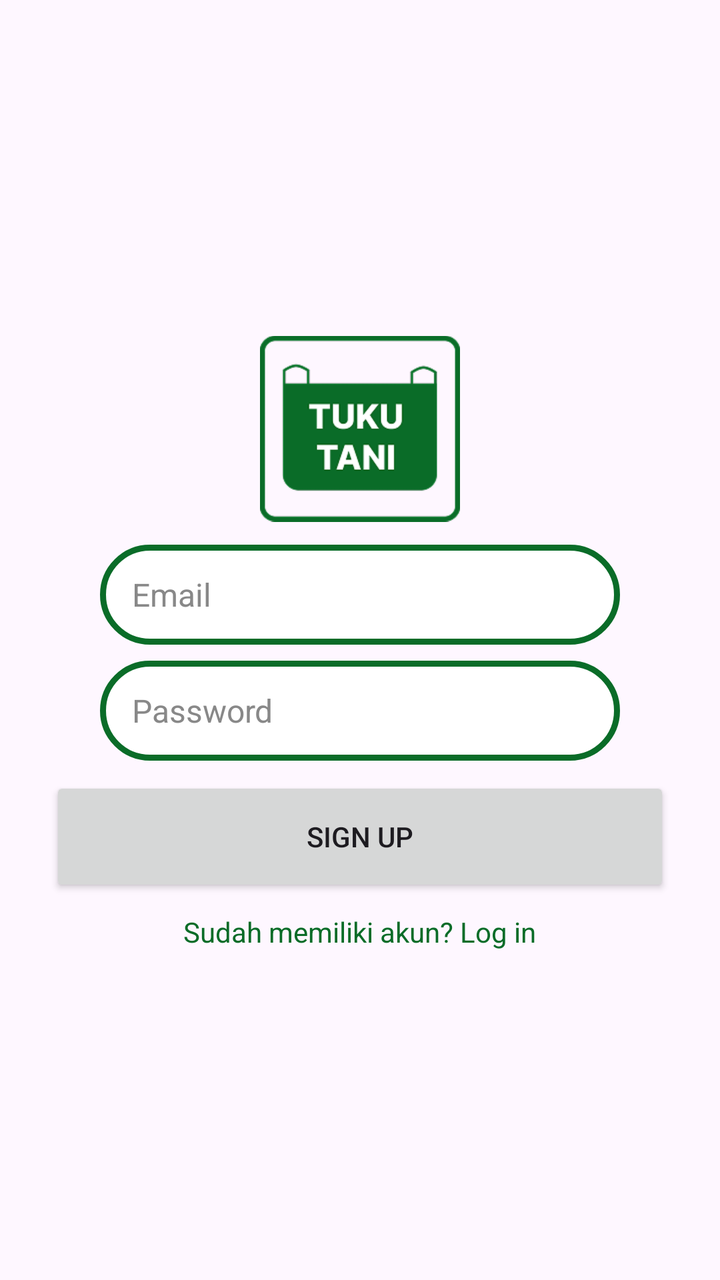
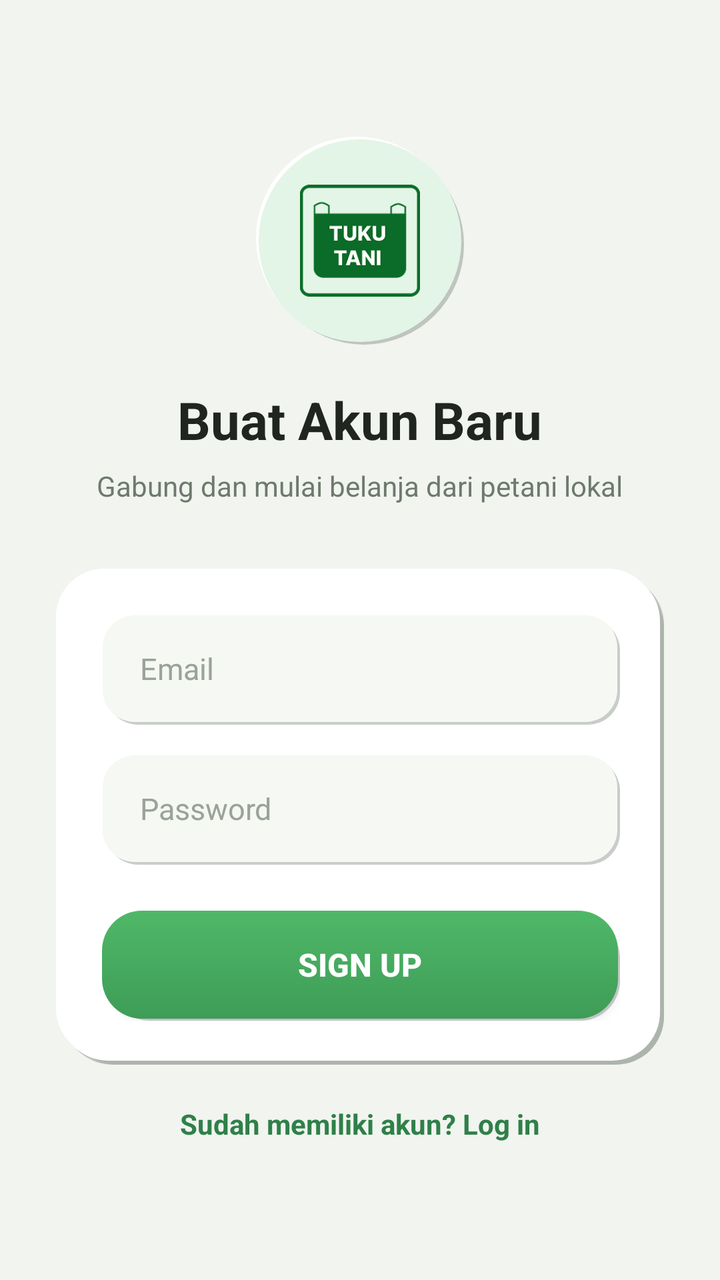

Two renders of the same Android screen: before a commit and after it. Below are the layout's source before the change and the commit's diff.
<!-- AndroidManifest.xml: application theme Theme.Pasarprojectbootcamp -->
<!-- res/layout/activity_signup.xml -->
<?xml version="1.0" encoding="utf-8"?>
<LinearLayout xmlns:android="http://schemas.android.com/apk/res/android"
    xmlns:app="http://schemas.android.com/apk/res-auto"
    xmlns:tools="http://schemas.android.com/tools"
    android:id="@+id/main"
    android:layout_width="match_parent"
    android:layout_height="match_parent"
    android:orientation="vertical"
    android:gravity="center"
    tools:context=".ui.SignUpActivity">

    <ImageView
        android:layout_width="100dp"
        android:layout_height="100dp"
        android:src="@drawable/logo"
        android:contentDescription="Logo Aplikasi" />



    <EditText
        android:id="@+id/signupEmail"
        android:layout_width="match_parent"
        android:layout_height="50dp"
        android:layout_marginHorizontal="50dp"
        android:layout_marginTop="8dp"
        android:background="@drawable/greenborderblock"
        android:paddingHorizontal="16dp"
        android:hint="Email"
        android:textSize="16sp"
        android:textColor="#000000"
        android:textColorHint="#888888"
        android:inputType="textEmailAddress" />

    <EditText
        android:id="@+id/signupPassword"
        android:layout_width="match_parent"
        android:layout_height="50dp"
        android:layout_marginHorizontal="50dp"
        android:layout_marginTop="8dp"
        android:background="@drawable/greenborderblock"
        android:paddingHorizontal="16dp"
        android:hint="Password"
        android:textSize="16sp"
        android:textColor="#000000"
        android:textColorHint="#888888"
        android:inputType="textPassword" />

    <Button
        android:layout_width="310dp"
        android:layout_height="60dp"
        android:layout_marginTop="8dp"
        android:id="@+id/signupButton"
        android:text="Sign Up"/>

    <TextView
        android:layout_width="wrap_content"
        android:layout_height="wrap_content"
        android:layout_gravity="center"
        android:layout_marginTop="8dp"
        android:text="Sudah memiliki akun? Log in"
        android:textColor="@color/green"
        android:textSize="14sp"
        android:id="@+id/loginText"/>

</LinearLayout>
<!-- resources referenced by this layout -->
<resources>
  <color name="green">#0A6C28</color>
  <!-- drawable greenborderblock (drawable) -->
  <?xml version="1.0" encoding="utf-8"?>
  <shape xmlns:android="http://schemas.android.com/apk/res/android"
      android:shape="rectangle">
  
      <solid android:color="@color/white" />
      <corners android:radius="32dp" />
      <stroke
          android:color="@color/green"
          android:width="3dp"
          />
  </shape>
  <color name="white">#FFFFFFFF</color>
  <style name="Base.Theme.Pasarprojectbootcamp" parent="Theme.Material3.DayNight.NoActionBar">
          
           <item name="colorPrimary">@color/green</item>
          <item name="colorPrimaryVariant">@color/green</item>
          <item name="android:statusBarColor">@color/green</item>
      </style>
  <!-- unchanged entries left out for length: 2 -->
</resources>

<!-- the commit's change to res/layout/activity_signup.xml (unified diff, before → after) -->
@@ -5,61 +5,93 @@
     android:id="@+id/main"
     android:layout_width="match_parent"
     android:layout_height="match_parent"
+    android:background="@color/clay_background"
     android:orientation="vertical"
     android:gravity="center"
+    android:padding="28dp"
     tools:context=".ui.SignUpActivity">
 
     <ImageView
-        android:layout_width="100dp"
-        android:layout_height="100dp"
+        android:layout_width="104dp"
+        android:layout_height="104dp"
+        android:background="@drawable/clay_circle_icon"
+        android:padding="22dp"
         android:src="@drawable/logo"
         android:contentDescription="Logo Aplikasi" />
 
+    <TextView
+        android:layout_width="wrap_content"
+        android:layout_height="wrap_content"
+        android:layout_marginTop="20dp"
+        android:text="Buat Akun Baru"
+        android:textColor="@color/clay_text_primary"
+        android:textSize="26sp"
+        android:textStyle="bold" />
 
+    <TextView
+        android:layout_width="wrap_content"
+        android:layout_height="wrap_content"
+        android:layout_marginTop="6dp"
+        android:text="Gabung dan mulai belanja dari petani lokal"
+        android:textColor="@color/clay_text_secondary"
+        android:textSize="14sp" />
 
-    <EditText
-        android:id="@+id/signupEmail"
+    <LinearLayout
         android:layout_width="match_parent"
-        android:layout_height="50dp"
-        android:layout_marginHorizontal="50dp"
-        android:layout_marginTop="8dp"
-        android:background="@drawable/greenborderblock"
-        android:paddingHorizontal="16dp"
-        android:hint="Email"
-        android:textSize="16sp"
-        android:textColor="#000000"
-        android:textColorHint="#888888"
-        android:inputType="textEmailAddress" />
+        android:layout_height="wrap_content"
+        android:layout_marginTop="32dp"
+        android:background="@drawable/clay_card_default"
+        android:orientation="vertical"
+        android:padding="22dp">
 
-    <EditText
-        android:id="@+id/signupPassword"
-        android:layout_width="match_parent"
-        android:layout_height="50dp"
-        android:layout_marginHorizontal="50dp"
-        android:layout_marginTop="8dp"
-        android:background="@drawable/greenborderblock"
-        android:paddingHorizontal="16dp"
-        android:hint="Password"
-        android:textSize="16sp"
-        android:textColor="#000000"
-        android:textColorHint="#888888"
-        android:inputType="textPassword" />
+        <EditText
+            android:id="@+id/signupEmail"
+            android:layout_width="match_parent"
+            android:layout_height="56dp"
+            android:background="@drawable/clay_input_field"
+            android:paddingHorizontal="20dp"
+            android:hint="Email"
+            android:textSize="15sp"
+            android:textColor="@color/clay_text_primary"
+            android:textColorHint="@color/clay_text_tertiary"
+            android:inputType="textEmailAddress" />
 
-    <Button
-        android:layout_width="310dp"
-        android:layout_height="60dp"
-        android:layout_marginTop="8dp"
-        android:id="@+id/signupButton"
-        android:text="Sign Up"/>
+        <EditText
+            android:id="@+id/signupPassword"
+            android:layout_width="match_parent"
+            android:layout_height="56dp"
+            android:layout_marginTop="14dp"
+            android:background="@drawable/clay_input_field"
+            android:paddingHorizontal="20dp"
+            android:hint="Password"
+            android:textSize="15sp"
+            android:textColor="@color/clay_text_primary"
+            android:textColorHint="@color/clay_text_tertiary"
+            android:inputType="textPassword" />
+
+        <Button
+            android:layout_width="match_parent"
+            android:layout_height="56dp"
+            android:layout_marginTop="22dp"
+            android:id="@+id/signupButton"
+            android:background="@drawable/clay_button_primary"
+            android:textColor="@android:color/white"
+            android:textSize="16sp"
+            android:textStyle="bold"
+            android:elevation="0dp"
+            android:text="Sign Up"/>
+
+    </LinearLayout>
 
     <TextView
         android:layout_width="wrap_content"
         android:layout_height="wrap_content"
         android:layout_gravity="center"
-        android:layout_marginTop="8dp"
+        android:layout_marginTop="20dp"
         android:text="Sudah memiliki akun? Log in"
-        android:textColor="@color/green"
+        android:textColor="@color/clay_green_700"
         android:textSize="14sp"
+        android:textStyle="bold"
         android:id="@+id/loginText"/>
 
 </LinearLayout>
<!-- resource entries referenced after the edit -->
@@ -1,25 +1,152 @@
 <!-- resources referenced by this layout -->
 <resources>
-  <color name="green">#0A6C28</color>
-  <!-- drawable greenborderblock (drawable) -->
+  <color name="clay_background">#F1F4EF</color>
+  <color name="clay_green_700">#2F8049</color>
+  <color name="clay_text_primary">#20261F</color>
+  <color name="clay_text_secondary">#6E7A6C</color>
+  <color name="clay_text_tertiary">#9AA398</color>
+  <!-- drawable clay_button_primary (drawable) -->
   <?xml version="1.0" encoding="utf-8"?>
-  <shape xmlns:android="http://schemas.android.com/apk/res/android"
-      android:shape="rectangle">
-  
-      <solid android:color="@color/white" />
-      <corners android:radius="32dp" />
-      <stroke
-          android:color="@color/green"
-          android:width="3dp"
-          />
-  </shape>
-  <color name="white">#FFFFFFFF</color>
+  <layer-list xmlns:android="http://schemas.android.com/apk/res/android">
+      <item
+          android:top="5dp"
+          android:left="5dp">
+          <shape android:shape="rectangle">
+              <solid android:color="@color/clay_shadow_dark" />
+              <corners android:radius="20dp" />
+          </shape>
+      </item>
+      <item
+          android:bottom="3dp"
+          android:right="3dp">
+          <shape android:shape="rectangle">
+              <solid android:color="@color/clay_shadow_light" />
+              <corners android:radius="20dp" />
+          </shape>
+      </item>
+      <item
+          android:top="1dp"
+          android:left="1dp"
+          android:right="1dp"
+          android:bottom="1dp">
+          <shape android:shape="rectangle">
+              <gradient
+                  android:angle="90"
+                  android:startColor="@color/clay_green_600"
+                  android:endColor="@color/clay_green_500" />
+              <corners android:radius="20dp" />
+          </shape>
+      </item>
+  </layer-list>
+  <!-- drawable clay_card_default (drawable) -->
+  <?xml version="1.0" encoding="utf-8"?>
+  <layer-list xmlns:android="http://schemas.android.com/apk/res/android">
+      
+      <item
+          android:top="6dp"
+          android:left="6dp">
+          <shape android:shape="rectangle">
+              <solid android:color="@color/clay_shadow_dark_soft" />
+              <corners android:radius="24dp" />
+          </shape>
+      </item>
+      <item
+          android:top="4dp"
+          android:left="4dp">
+          <shape android:shape="rectangle">
+              <solid android:color="@color/clay_shadow_dark" />
+              <corners android:radius="24dp" />
+          </shape>
+      </item>
+      
+      <item
+          android:bottom="4dp"
+          android:right="4dp">
+          <shape android:shape="rectangle">
+              <solid android:color="@color/clay_shadow_light" />
+              <corners android:radius="24dp" />
+          </shape>
+      </item>
+      
+      <item
+          android:top="2dp"
+          android:left="2dp"
+          android:right="2dp"
+          android:bottom="2dp">
+          <shape android:shape="rectangle">
+              <solid android:color="@color/clay_surface" />
+              <corners android:radius="24dp" />
+          </shape>
+      </item>
+  </layer-list>
+  <!-- drawable clay_circle_icon (drawable) -->
+  <?xml version="1.0" encoding="utf-8"?>
+  <layer-list xmlns:android="http://schemas.android.com/apk/res/android">
+      <item android:top="4dp" android:left="4dp">
+          <shape android:shape="oval">
+              <solid android:color="@color/clay_shadow_dark" />
+          </shape>
+      </item>
+      <item android:bottom="3dp" android:right="3dp">
+          <shape android:shape="oval">
+              <solid android:color="@color/clay_shadow_light" />
+          </shape>
+      </item>
+      <item android:top="1.5dp" android:left="1.5dp" android:right="1.5dp" android:bottom="1.5dp">
+          <shape android:shape="oval">
+              <solid android:color="@color/clay_green_100" />
+          </shape>
+      </item>
+  </layer-list>
+  <!-- drawable clay_input_field (drawable) -->
+  <?xml version="1.0" encoding="utf-8"?>
+  <layer-list xmlns:android="http://schemas.android.com/apk/res/android">
+      
+      <item
+          android:bottom="3dp"
+          android:right="3dp">
+          <shape android:shape="rectangle">
+              <solid android:color="@color/clay_shadow_light" />
+              <corners android:radius="16dp" />
+          </shape>
+      </item>
+      <item
+          android:top="3dp"
+          android:left="3dp">
+          <shape android:shape="rectangle">
+              <solid android:color="@color/clay_shadow_dark" />
+              <corners android:radius="16dp" />
+          </shape>
+      </item>
+      <item
+          android:top="1.5dp"
+          android:left="1.5dp"
+          android:right="1.5dp"
+          android:bottom="1.5dp">
+          <shape android:shape="rectangle">
+              <solid android:color="@color/clay_surface_alt" />
+              <corners android:radius="16dp" />
+          </shape>
+      </item>
+  </layer-list>
+  <color name="clay_shadow_dark">#402B3B2F</color>
+  <color name="clay_shadow_light">#FFFFFFFF</color>
+  <color name="clay_green_600">#3E9C57</color>
+  <color name="clay_green_500">#4FB868</color>
+  <color name="clay_shadow_dark_soft">#1F2B3B2F</color>
+  <color name="clay_surface">#FFFFFF</color>
+  <color name="clay_green_100">#E3F5E6</color>
+  <color name="clay_surface_alt">#F6F8F4</color>
   <style name="Base.Theme.Pasarprojectbootcamp" parent="Theme.Material3.DayNight.NoActionBar">
           
-           <item name="colorPrimary">@color/green</item>
-          <item name="colorPrimaryVariant">@color/green</item>
-          <item name="android:statusBarColor">@color/green</item>
+          <item name="colorPrimary">@color/clay_green_500</item>
+          <item name="colorPrimaryVariant">@color/clay_green_700</item>
+          <item name="colorSecondary">@color/clay_green_300</item>
+          <item name="android:statusBarColor">@color/clay_green_500</item>
+          <item name="android:windowBackground">@color/clay_background</item>
+          <item name="android:navigationBarColor">@color/clay_background</item>
       </style>
+  <color name="clay_green_300">#A8DDB5</color>
   <!-- unchanged entries left out for length: 2 -->
 </resources>
 
